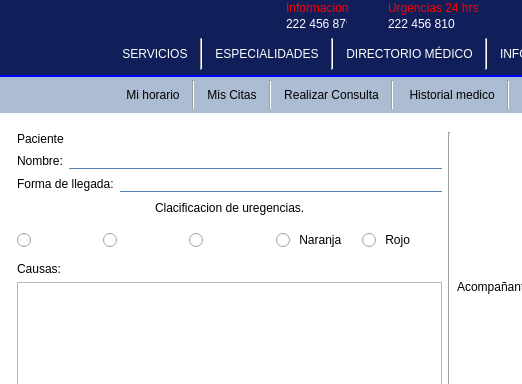
Old version of the form mainwindow.ui in the repository Laloses/Hospital; both pictures show x 0 to 522 and y 0 to 384 of the 886 by 580 pixel window.
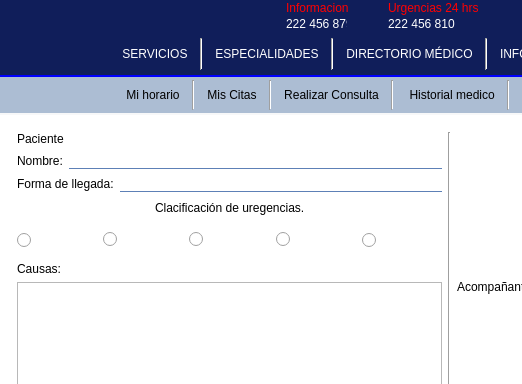
New version of the form. The open tabs and pages were chosen to show the change. Icons and pictures are not drawn.

Commit message: cambio de nombre

Patch:
```diff
--- a/mainwindow.ui
+++ b/mainwindow.ui
@@ -7160,7 +7160,7 @@
               <item row="0" column="1">
                <widget class="QLabel" name="label_45">
                 <property name="text">
-                 <string>Clacificacion de uregencias.</string>
+                 <string>Clacificación de uregencias.</string>
                 </property>
                </widget>
               </item>
@@ -7184,7 +7184,7 @@
               <item row="2" column="3">
                <widget class="QRadioButton" name="radioButton_4">
                 <property name="text">
-                 <string> Naranja</string>
+                 <string/>
                 </property>
                 <property name="icon">
                  <iconset resource="imgs/imgs.qrc">
@@ -7201,7 +7201,7 @@
               <item row="2" column="2">
                <widget class="QRadioButton" name="radioButton_3">
                 <property name="text">
-                 <string> </string>
+                 <string/>
                 </property>
                 <property name="icon">
                  <iconset resource="imgs/imgs.qrc">
@@ -7224,7 +7224,7 @@
                  </sizepolicy>
                 </property>
                 <property name="text">
-                 <string> </string>
+                 <string/>
                 </property>
                 <property name="icon">
                  <iconset resource="imgs/imgs.qrc">
@@ -7264,7 +7264,7 @@
               <item row="2" column="4">
                <widget class="QRadioButton" name="radioButton">
                 <property name="text">
-                 <string> Rojo</string>
+                 <string> </string>
                 </property>
                 <property name="icon">
                  <iconset resource="imgs/imgs.qrc">
```
Left out of the diff: 78 changed lines with no effect on the pictures.
